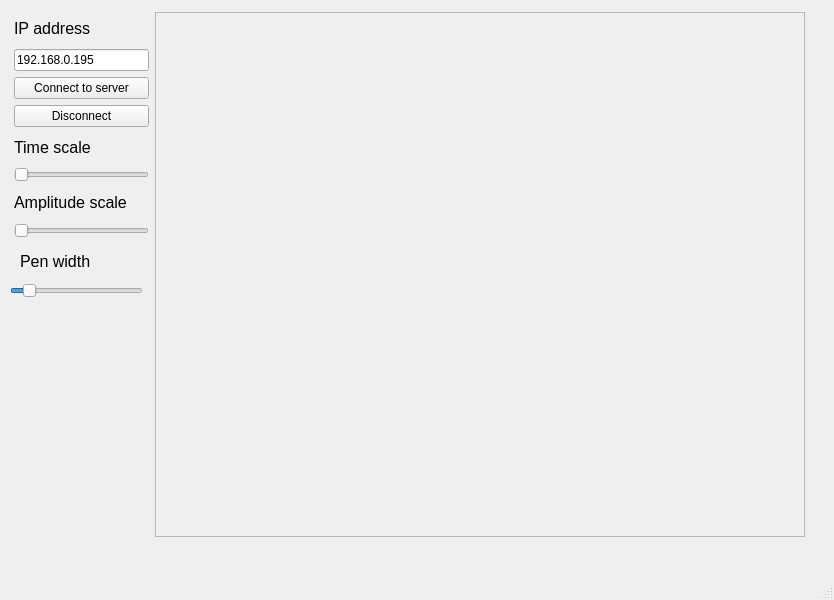
The window that Receiver/mainwindow.ui (XtreeMaJI/Signal-Transmitter) describes before a commit, drawn with Qt 5.
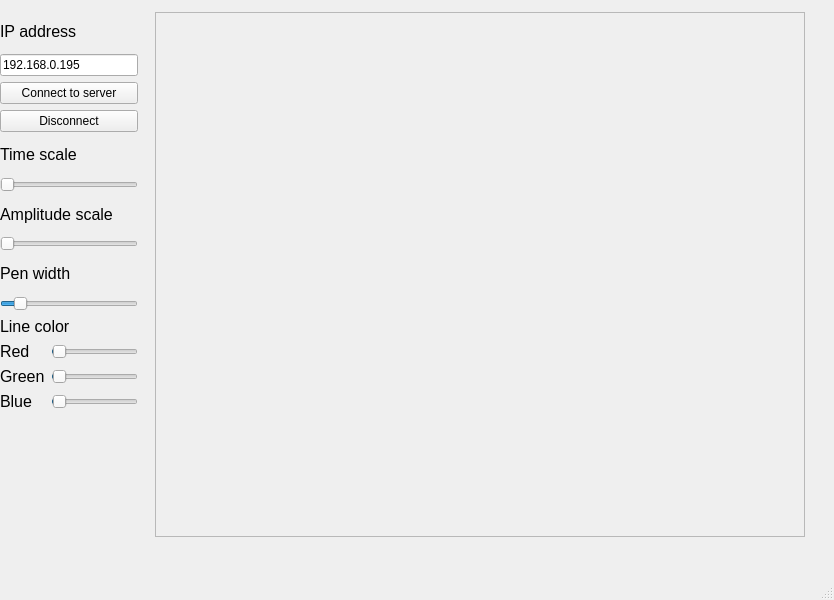
The same window after the commit.

Patch:
```diff
--- a/Receiver/mainwindow.ui
+++ b/Receiver/mainwindow.ui
@@ -42,13 +42,13 @@
      <enum>QFrame::Raised</enum>
     </property>
    </widget>
-   <widget class="QWidget" name="layoutWidget">
+   <widget class="QWidget" name="">
     <property name="geometry">
      <rect>
-      <x>14</x>
-      <y>14</y>
-      <width>135</width>
-      <height>224</height>
+      <x>0</x>
+      <y>15</y>
+      <width>138</width>
+      <height>396</height>
      </rect>
     </property>
     <layout class="QVBoxLayout" name="verticalLayout">
@@ -135,48 +135,140 @@
        </property>
       </widget>
      </item>
+     <item>
+      <widget class="QLabel" name="penLabel">
+       <property name="font">
+        <font>
+         <pointsize>12</pointsize>
+        </font>
+       </property>
+       <property name="text">
+        <string>Pen width</string>
+       </property>
+      </widget>
+     </item>
+     <item>
+      <widget class="QSlider" name="penSlider">
+       <property name="minimum">
+        <number>1</number>
+       </property>
+       <property name="maximum">
+        <number>20</number>
+       </property>
+       <property name="value">
+        <number>3</number>
+       </property>
+       <property name="orientation">
+        <enum>Qt::Horizontal</enum>
+       </property>
+      </widget>
+     </item>
+     <item>
+      <layout class="QVBoxLayout" name="verticalLayout_2">
+       <item>
+        <widget class="QLabel" name="penColorLabel">
+         <property name="font">
+          <font>
+           <pointsize>12</pointsize>
+          </font>
+         </property>
+         <property name="text">
+          <string>Line color</string>
+         </property>
+        </widget>
+       </item>
+       <item>
+        <layout class="QGridLayout" name="gridLayout">
+         <item row="0" column="1">
+          <widget class="QSlider" name="penColorRedSlider">
+           <property name="minimum">
+            <number>0</number>
+           </property>
+           <property name="maximum">
+            <number>255</number>
+           </property>
+           <property name="value">
+            <number>3</number>
+           </property>
+           <property name="orientation">
+            <enum>Qt::Horizontal</enum>
+           </property>
+          </widget>
+         </item>
+         <item row="0" column="0">
+          <widget class="QLabel" name="penColorRedLabel">
+           <property name="font">
+            <font>
+             <pointsize>12</pointsize>
+            </font>
+           </property>
+           <property name="text">
+            <string>Red</string>
+           </property>
+          </widget>
+         </item>
+         <item row="1" column="0">
+          <widget class="QLabel" name="penColorGreenLabel">
+           <property name="font">
+            <font>
+             <pointsize>12</pointsize>
+            </font>
+           </property>
+           <property name="text">
+            <string>Green</string>
+           </property>
+          </widget>
+         </item>
+         <item row="1" column="1">
+          <widget class="QSlider" name="penColorGreenSlider">
+           <property name="minimum">
+            <number>0</number>
+           </property>
+           <property name="maximum">
+            <number>255</number>
+           </property>
+           <property name="value">
+            <number>3</number>
+           </property>
+           <property name="orientation">
+            <enum>Qt::Horizontal</enum>
+           </property>
+          </widget>
+         </item>
+         <item row="2" column="0">
+          <widget class="QLabel" name="penColorBlueLabel">
+           <property name="font">
+            <font>
+             <pointsize>12</pointsize>
+            </font>
+           </property>
+           <property name="text">
+            <string>Blue</string>
+           </property>
+          </widget>
+         </item>
+         <item row="2" column="1">
+          <widget class="QSlider" name="penColorBlueSlider">
+           <property name="minimum">
+            <number>0</number>
+           </property>
+           <property name="maximum">
+            <number>255</number>
+           </property>
+           <property name="value">
+            <number>3</number>
+           </property>
+           <property name="orientation">
+            <enum>Qt::Horizontal</enum>
+           </property>
+          </widget>
+         </item>
+        </layout>
+       </item>
+      </layout>
+     </item>
     </layout>
    </widget>
-   <widget class="QSlider" name="penSlider">
-    <property name="geometry">
-     <rect>
-      <x>10</x>
-      <y>280</y>
-      <width>133</width>
-      <height>22</height>
-     </rect>
-    </property>
-    <property name="minimum">
-     <number>1</number>
-    </property>
-    <property name="maximum">
-     <number>20</number>
-    </property>
-    <property name="value">
-     <number>3</number>
-    </property>
-    <property name="orientation">
-     <enum>Qt::Horizontal</enum>
-    </property>
-   </widget>
-   <widget class="QLabel" name="penLabel">
-    <property name="geometry">
-     <rect>
-      <x>20</x>
-      <y>250</y>
-      <width>133</width>
-      <height>22</height>
-     </rect>
-    </property>
-    <property name="font">
-     <font>
-      <pointsize>12</pointsize>
-     </font>
-    </property>
-    <property name="text">
-     <string>Pen width</string>
-    </property>
-   </widget>
   </widget>
   <widget class="QMenuBar" name="menubar">
    <property name="geometry">
```
